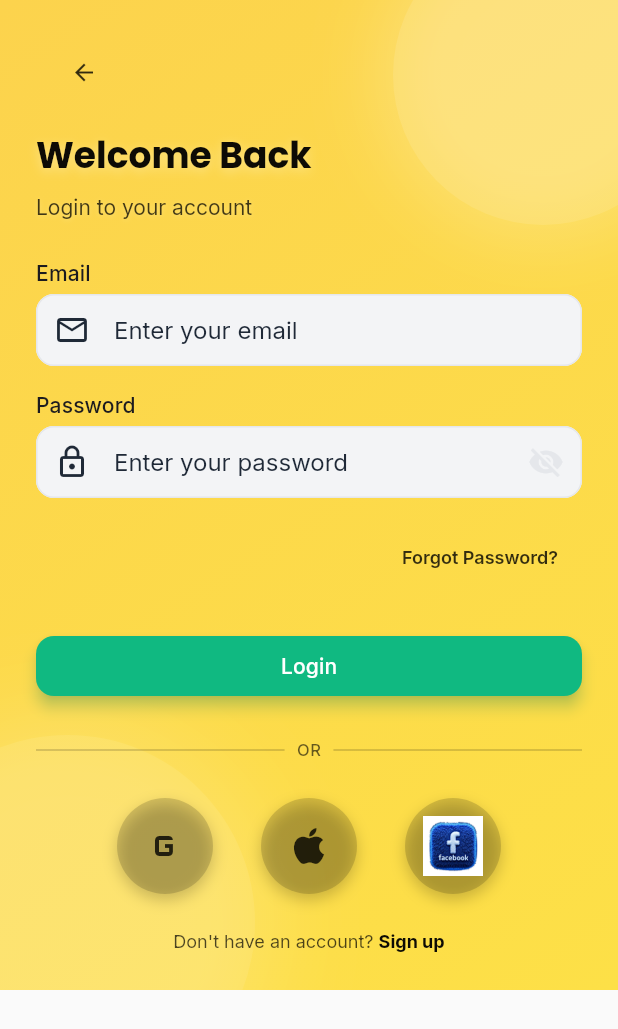
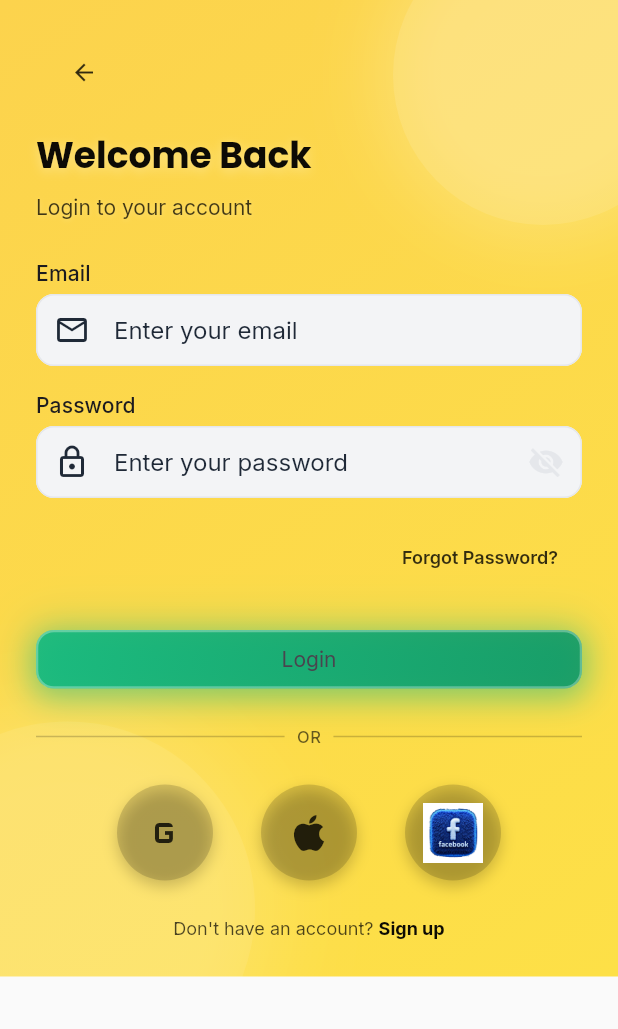
Before and after one commit to kurdostkozer-bit/full-stack-jobmap-flutter, a Flutter app: the screen it shows after launch, on a phone screen of 412 x 824 dp. Shown: the top 1029 px of the screen. Run offline on Flutter 3.47's test engine with Material 3 defaults, Android fonts, the phone set to English and light mode, and no system bars; our stand-ins replace bloc, dio, equatable, firebase_auth, firebase_core, flutter_bloc and 10 more; accounts and stored records are empty.

Commit message:
style: Add glassmorphism effect to glass green login button

```diff
--- a/lib/design_system/components/buttons/app_button.dart
+++ b/lib/design_system/components/buttons/app_button.dart
@@ -439,22 +439,49 @@ class _GlassGreenButton extends AppButton {
             ],
           );
 
-    final button = ElevatedButton(
-      onPressed: isLoading ? null : onPressed,
-      style: ElevatedButton.styleFrom(
-        backgroundColor: const Color(0xFF10B981), // Glass Green
-        foregroundColor: Colors.white,
-        padding: EdgeInsets.symmetric(
-          horizontal: AppSpacing.md,
-          vertical: AppSpacing.sm,
+    final button = Container(
+      decoration: BoxDecoration(
+        borderRadius: BorderRadius.circular(AppRadius.md),
+        gradient: LinearGradient(
+          begin: Alignment.topLeft,
+          end: Alignment.bottomRight,
+          colors: [
+            const Color(0xFF10B981).withValues(alpha: 0.9), // Glass Green
+            const Color(0xFF059669).withValues(alpha: 0.85), // Dark Green
+          ],
         ),
-        shape: RoundedRectangleBorder(
+        boxShadow: [
+          BoxShadow(
+            color: const Color(0xFF10B981).withValues(alpha: 0.4),
+            blurRadius: 15,
+            spreadRadius: 2,
+            offset: const Offset(0, 4),
+          ),
+          BoxShadow(
+            color: const Color(0xFF10B981).withValues(alpha: 0.2),
+            blurRadius: 25,
+            spreadRadius: 5,
+          ),
+        ],
+        border: Border.all(
+          color: Colors.white.withValues(alpha: 0.3),
+          width: 1.5,
+        ),
+      ),
+      child: Material(
+        color: Colors.transparent,
+        child: InkWell(
+          onTap: isLoading ? null : onPressed,
           borderRadius: BorderRadius.circular(AppRadius.md),
+          child: Padding(
+            padding: EdgeInsets.symmetric(
+              horizontal: AppSpacing.md,
+              vertical: AppSpacing.sm,
+            ),
+            child: Center(child: child),
+          ),
         ),
-        elevation: 4,
-        shadowColor: const Color(0xFF10B981).withValues(alpha: 0.5),
       ),
-      child: child,
     );
 
     return isFullWidth ? SizedBox(width: double.infinity, child: button) : button;
```
Also changed, not shown: assets/images/google-logo.png (added).
